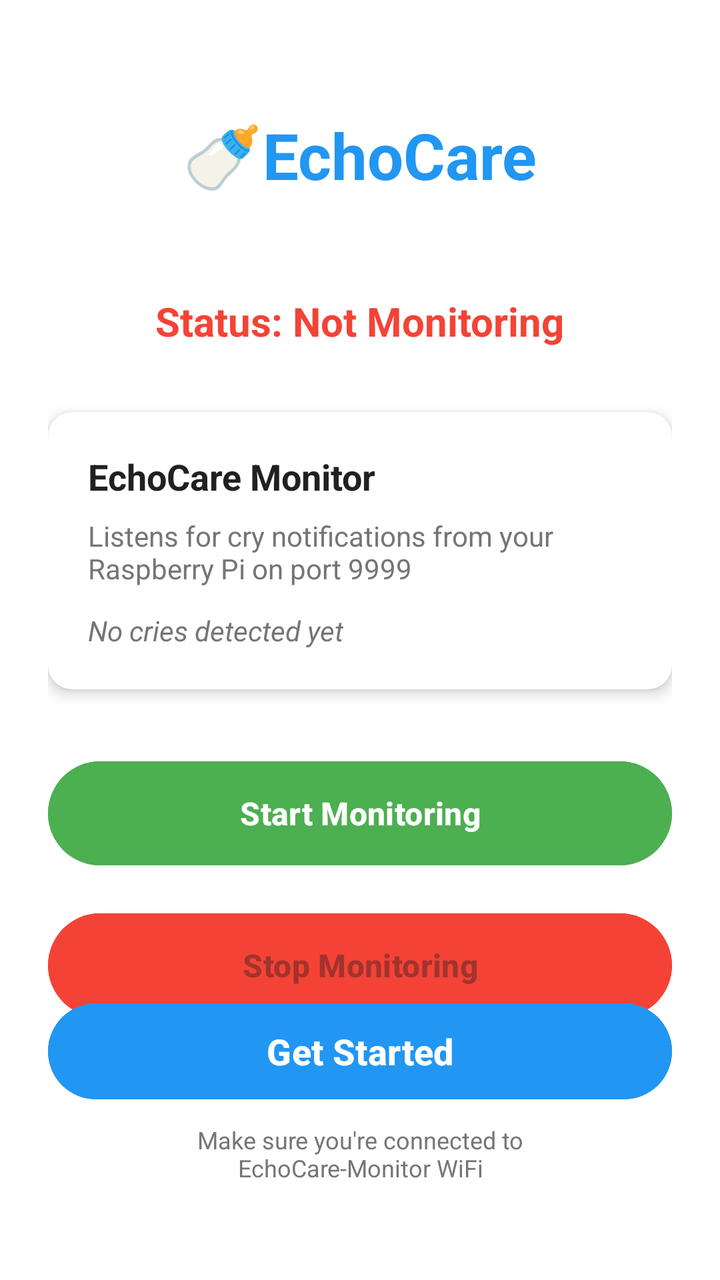
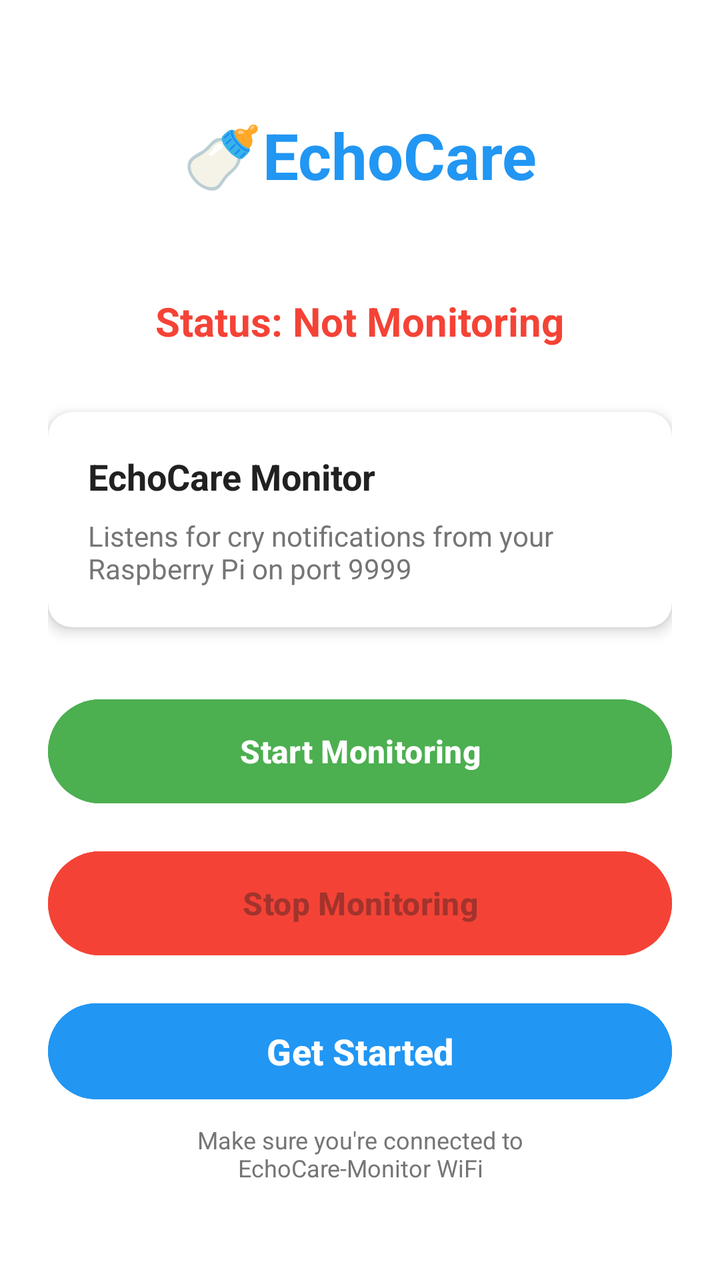

Compare the two renders of this Android layout. The source of the first and the diff that turns it into the second are given below.
<!-- AndroidManifest.xml: activity theme AppTheme -->
<!-- res/layout/activity_main.xml -->
<?xml version="1.0" encoding="utf-8"?>
<FrameLayout
    xmlns:android="http://schemas.android.com/apk/res/android"
    xmlns:app="http://schemas.android.com/apk/res-auto"
    android:layout_width="match_parent"
    android:layout_height="match_parent">

    
    
    
    
    <LinearLayout
        android:id="@+id/layoutMainApp"
        android:layout_width="match_parent"
        android:layout_height="match_parent"
        android:orientation="vertical"
        android:visibility="gone">

        
        <androidx.fragment.app.FragmentContainerView
            android:id="@+id/navHostFragment"
            android:name="androidx.navigation.fragment.NavHostFragment"
            android:layout_width="match_parent"
            android:layout_height="0dp"
            android:layout_weight="1"
            app:defaultNavHost="true"
            app:navGraph="@navigation/nav_graph" />

        
        <com.google.android.material.bottomnavigation.BottomNavigationView
            android:id="@+id/bottomNavigation"
            android:layout_width="match_parent"
            android:layout_height="wrap_content"
            android:background="@color/surface"
            app:menu="@menu/bottom_nav_menu"
            app:labelVisibilityMode="labeled"
            app:itemIconTint="@color/bottom_nav_color"
            app:itemTextColor="@color/bottom_nav_color" />

    </LinearLayout>

    
    
    
    
    <androidx.constraintlayout.widget.ConstraintLayout
        android:id="@+id/layoutLanding"
        android:layout_width="match_parent"
        android:layout_height="match_parent"
        android:padding="24dp"
        android:background="@color/background_light">

        
        <TextView
            android:id="@+id/titleTextView"
            android:layout_width="wrap_content"
            android:layout_height="wrap_content"
            android:text="@string/app_name"
            android:textSize="32sp"
            android:textStyle="bold"
            android:textColor="@color/primary"
            app:layout_constraintTop_toTopOf="parent"
            app:layout_constraintStart_toStartOf="parent"
            app:layout_constraintEnd_toEndOf="parent"
            android:layout_marginTop="32dp" />

        
        <TextView
            android:id="@+id/statusTextView"
            android:layout_width="wrap_content"
            android:layout_height="wrap_content"
            android:text="Status: Not Monitoring"
            android:textSize="20sp"
            android:textStyle="bold"
            android:textColor="@color/offline_red"
            app:layout_constraintTop_toBottomOf="@id/titleTextView"
            app:layout_constraintStart_toStartOf="parent"
            app:layout_constraintEnd_toEndOf="parent"
            android:layout_marginTop="48dp" />

        
        <androidx.cardview.widget.CardView
            android:id="@+id/infoCard"
            android:layout_width="0dp"
            android:layout_height="wrap_content"
            app:cardCornerRadius="12dp"
            app:cardElevation="4dp"
            app:cardBackgroundColor="@color/card_background_light"
            app:layout_constraintTop_toBottomOf="@id/statusTextView"
            app:layout_constraintStart_toStartOf="parent"
            app:layout_constraintEnd_toEndOf="parent"
            android:layout_marginTop="32dp">

            <LinearLayout
                android:layout_width="match_parent"
                android:layout_height="wrap_content"
                android:orientation="vertical"
                android:padding="20dp">

                <TextView
                    android:layout_width="wrap_content"
                    android:layout_height="wrap_content"
                    android:text="@string/landing_monitor_title"
                    android:textSize="18sp"
                    android:textStyle="bold"
                    android:textColor="@color/text_primary_light" />

                <TextView
                    android:layout_width="wrap_content"
                    android:layout_height="wrap_content"
                    android:text="@string/landing_monitor_description"
                    android:textSize="14sp"
                    android:textColor="@color/text_secondary"
                    android:layout_marginTop="8dp" />

                <TextView
                    android:id="@+id/lastCryTextView"
                    android:layout_width="wrap_content"
                    android:layout_height="wrap_content"
                    android:text="No cries detected yet"
                    android:textSize="14sp"
                    android:textColor="@color/text_secondary"
                    android:layout_marginTop="12dp"
                    android:textStyle="italic" />

            </LinearLayout>

        </androidx.cardview.widget.CardView>

        
        <Button
            android:id="@+id/startButton"
            android:layout_width="0dp"
            android:layout_height="60dp"
            android:text="Start Monitoring"
            android:textSize="16sp"
            android:textStyle="bold"
            android:backgroundTint="@color/online_green"
            app:layout_constraintTop_toBottomOf="@id/infoCard"
            app:layout_constraintStart_toStartOf="parent"
            app:layout_constraintEnd_toEndOf="parent"
            android:layout_marginTop="32dp" />

        
        <Button
            android:id="@+id/stopButton"
            android:layout_width="0dp"
            android:layout_height="60dp"
            android:text="Stop Monitoring"
            android:textSize="16sp"
            android:textStyle="bold"
            android:backgroundTint="@color/offline_red"
            android:enabled="false"
            app:layout_constraintTop_toBottomOf="@id/startButton"
            app:layout_constraintStart_toStartOf="parent"
            app:layout_constraintEnd_toEndOf="parent"
            android:layout_marginTop="16dp" />

        
        <Button
            android:id="@+id/btnGetStarted"
            android:layout_width="0dp"
            android:layout_height="56dp"
            android:text="@string/get_started"
            android:textSize="18sp"
            android:textStyle="bold"
            android:textAllCaps="false"
            android:backgroundTint="@color/primary"
            android:textColor="@color/white"
            app:layout_constraintStart_toStartOf="parent"
            app:layout_constraintEnd_toEndOf="parent"
            app:layout_constraintBottom_toTopOf="@id/connectionInfoTextView"
            android:layout_marginBottom="8dp" />

        
        <TextView
            android:id="@+id/connectionInfoTextView"
            android:layout_width="wrap_content"
            android:layout_height="wrap_content"
            android:text="@string/landing_wifi_reminder"
            android:textSize="12sp"
            android:textColor="@color/text_secondary"
            android:textAlignment="center"
            android:gravity="center"
            app:layout_constraintBottom_toBottomOf="parent"
            app:layout_constraintStart_toStartOf="parent"
            app:layout_constraintEnd_toEndOf="parent"
            android:layout_marginBottom="24dp" />

    </androidx.constraintlayout.widget.ConstraintLayout>

</FrameLayout>
<!-- resources referenced by this layout -->
<resources>
  <color name="background_light">#FFFFFF</color>
  <color name="card_background_light">#FFFFFF</color>
  <color name="offline_red">#F44336</color>
  <color name="online_green">#4CAF50</color>
  <color name="primary">#2196F3</color>
  <color name="surface">#FFFFFF</color>
  <color name="text_primary_light">#212121</color>
  <color name="text_secondary">#757575</color>
  <color name="white">#FFFFFF</color>
  <string name="app_name">🍼EchoCare</string>
  <string name="get_started">Get Started</string>
  <string name="landing_monitor_description">Listens for cry notifications from your Raspberry Pi on port 9999</string>
  <string name="landing_monitor_title">EchoCare Monitor</string>
  <string name="landing_wifi_reminder">Make sure you\'re connected to\nEchoCare-Monitor WiFi</string>
  <style name="AppTheme" parent="Theme.Material3.Light.NoActionBar">
          <item name="colorPrimary">#2196F3</item>
          <item name="colorPrimaryDark">#1976D2</item>
          <item name="colorAccent">#FF4081</item>
      </style>
</resources>

<!-- the commit's change to res/layout/activity_main.xml (unified diff, before → after) -->
@@ -113,16 +113,6 @@
                     android:textColor="@color/text_secondary"
                     android:layout_marginTop="8dp" />
 
-                <TextView
-                    android:id="@+id/lastCryTextView"
-                    android:layout_width="wrap_content"
-                    android:layout_height="wrap_content"
-                    android:text="No cries detected yet"
-                    android:textSize="14sp"
-                    android:textColor="@color/text_secondary"
-                    android:layout_marginTop="12dp"
-                    android:textStyle="italic" />
-
             </LinearLayout>
 
         </androidx.cardview.widget.CardView>
